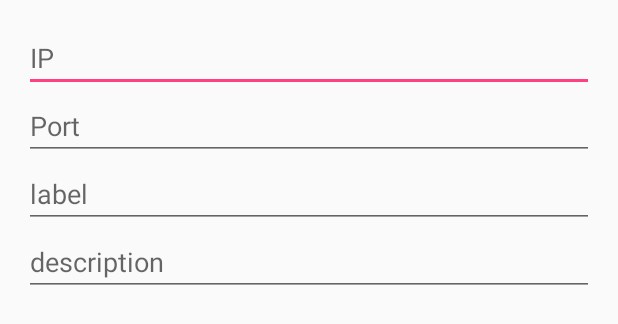
After one commit to SeimuPVE/DomosSystemsV3, an Android app: the layout layout_add_module_dialog.xml on its own in the app's theme, with its tools: preview values and no code run, on a phone screen of 412 x 824 dp. The commit adds this screen. Shown: the top 324 px of the screen. Run offline under Robolectric (Android 15) with nearby library versions, the phone set to English and light mode, and no system bars.

Commit message:
Add module

```diff
--- a/DomosApp/app/src/main/java/com/ayoubidel/domosapp/activities/MainActivity.java
+++ b/DomosApp/app/src/main/java/com/ayoubidel/domosapp/activities/MainActivity.java
@@ -1,9 +1,9 @@
 package com.ayoubidel.domosapp.activities;
 
-import android.app.FragmentManager;
 import android.os.Bundle;
 import android.support.design.widget.FloatingActionButton;
 import android.support.design.widget.Snackbar;
+import android.support.v4.app.FragmentManager;
 import android.view.View;
 import android.support.design.widget.NavigationView;
 import android.support.v4.view.GravityCompat;
@@ -47,7 +47,7 @@ public class MainActivity extends AppCompatActivity
         NavigationView navigationView = (NavigationView) findViewById(R.id.nav_view);
         navigationView.setNavigationItemSelectedListener(this);
 
-        FragmentManager fragmentManager = getFragmentManager();
+        FragmentManager fragmentManager = getSupportFragmentManager();
         fragmentManager.beginTransaction().replace(R.id.content_frame, new HomeFragment()).commit();
     }
 
@@ -89,7 +89,7 @@ public class MainActivity extends AppCompatActivity
         // Handle navigation view item clicks here.
         int id = item.getItemId();
 
-        FragmentManager fragmentManager = getFragmentManager();
+        FragmentManager fragmentManager = getSupportFragmentManager();
 
         if (id == R.id.nav_account) {
             fragmentManager.beginTransaction().replace(R.id.content_frame, new AccountFragment()).commit();
--- a/DomosApp/app/src/main/java/com/ayoubidel/domosapp/fragments/AccountFragment.java
+++ b/DomosApp/app/src/main/java/com/ayoubidel/domosapp/fragments/AccountFragment.java
@@ -1,8 +1,8 @@
 package com.ayoubidel.domosapp.fragments;
 
-import android.app.Fragment;
 import android.os.Bundle;
 import android.support.annotation.Nullable;
+import android.support.v4.app.Fragment;
 import android.view.LayoutInflater;
 import android.view.View;
 import android.view.ViewGroup;
--- a/DomosApp/app/src/main/java/com/ayoubidel/domosapp/fragments/LogoutFragment.java
+++ b/DomosApp/app/src/main/java/com/ayoubidel/domosapp/fragments/LogoutFragment.java
@@ -1,8 +1,8 @@
 package com.ayoubidel.domosapp.fragments;
 
-import android.app.Fragment;
 import android.os.Bundle;
 import android.support.annotation.Nullable;
+import android.support.v4.app.Fragment;
 import android.view.LayoutInflater;
 import android.view.View;
 import android.view.ViewGroup;
--- a/DomosApp/app/src/main/java/com/ayoubidel/domosapp/fragments/SettingsFragment.java
+++ b/DomosApp/app/src/main/java/com/ayoubidel/domosapp/fragments/SettingsFragment.java
@@ -1,8 +1,8 @@
 package com.ayoubidel.domosapp.fragments;
 
-import android.app.Fragment;
 import android.os.Bundle;
 import android.support.annotation.Nullable;
+import android.support.v4.app.Fragment;
 import android.view.LayoutInflater;
 import android.view.View;
 import android.view.ViewGroup;
--- /dev/null
+++ b/DomosApp/app/src/main/res/layout/layout_add_module_dialog.xml
@@ -0,0 +1,28 @@
+<?xml version="1.0" encoding="utf-8"?>
+<LinearLayout xmlns:android="http://schemas.android.com/apk/res/android"
+              android:layout_width="match_parent"
+              android:layout_height="match_parent"
+              android:padding="16dp"
+              android:orientation="vertical">
+    <EditText
+            android:id="@+id/module_ip_id"
+            android:layout_width="match_parent"
+            android:layout_height="wrap_content"
+            android:hint="IP"/>
+    <EditText
+            android:id="@+id/module_port_id"
+            android:layout_width="match_parent"
+            android:layout_height="wrap_content"
+            android:hint="Port"/>
+    <EditText
+            android:id="@+id/module_label_id"
+            android:layout_width="match_parent"
+            android:layout_height="wrap_content"
+            android:hint="label"/>
+    <EditText
+            android:id="@+id/module_description_id"
+            android:layout_width="match_parent"
+            android:layout_height="wrap_content"
+            android:hint="description"/>
+
+</LinearLayout>
```
Also changed, not shown: DomosApp/app/src/main/java/com/ayoubidel/domosapp/adapters/RecyclerViewAdapter.java (+14 -0 lines), DomosApp/app/src/main/java/com/ayoubidel/domosapp/fragments/AddModuleDialog.java (added, +60 -0 lines), DomosApp/app/src/main/java/com/ayoubidel/domosapp/fragments/HomeFragment.java (+23 -9 lines), DomosApp/app/src/main/java/com/ayoubidel/domosapp/models/Module.java (+21 -1 lines).
